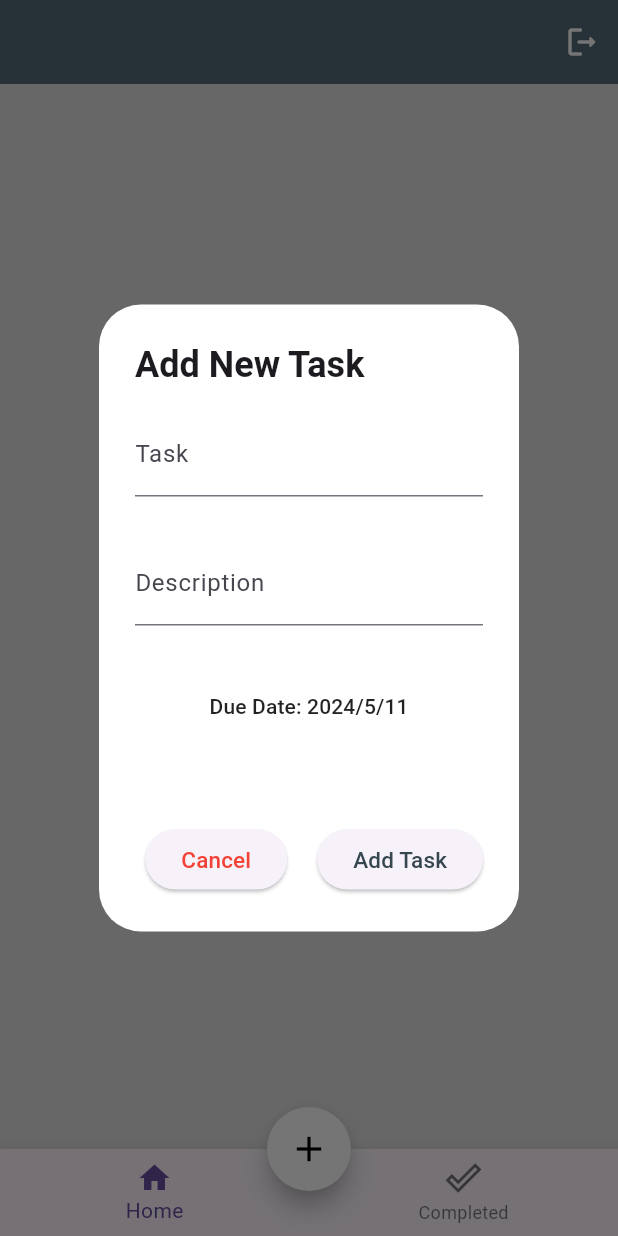
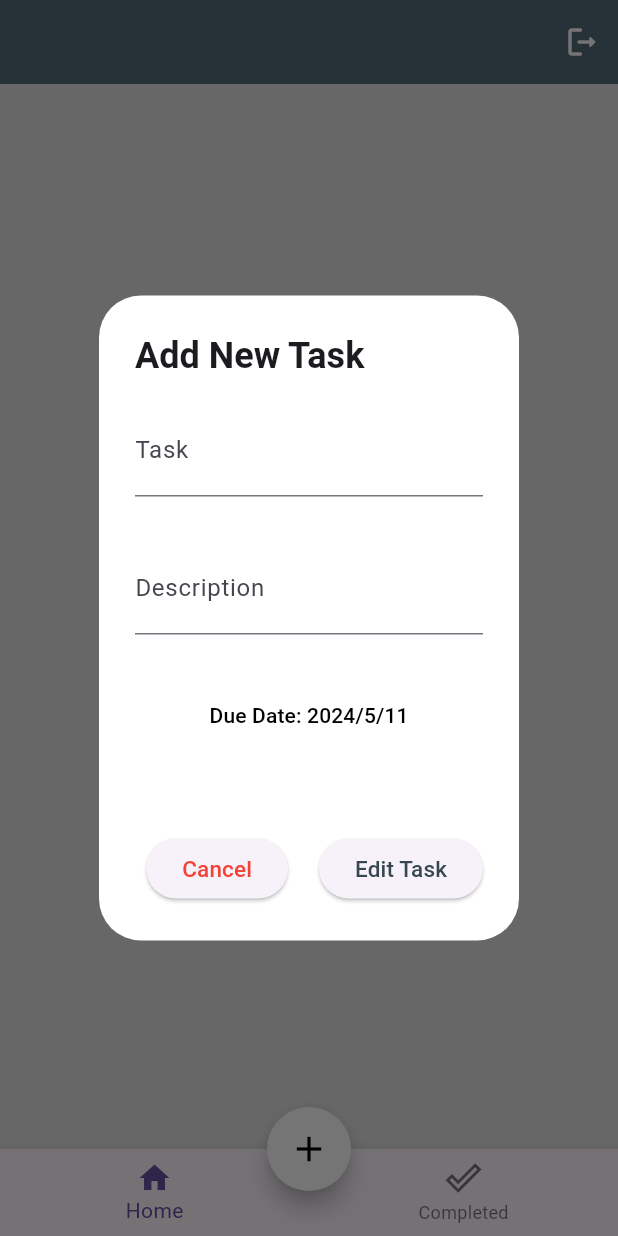
Before and after one commit to zecardoo/todo, a Flutter app: the screen it shows once a user with an empty profile is signed in, after a tap on the "add" icon, on a phone screen of 412 x 824 dp. Run offline on Flutter 3.47's test engine with Material 3 defaults, Android fonts, the phone set to English and light mode, and no system bars; our stand-ins replace cloud_firestore, firebase_auth, firebase_core, google_sign_in, logger; accounts and stored records are empty.

Commit message:
enhance the code

```diff
--- a/lib/pages/add_task_modal.dart
+++ b/lib/pages/add_task_modal.dart
@@ -60,7 +60,8 @@ class _AddNewTaskState extends State<AddNewTask> {
   Widget build(BuildContext context) {
     return AlertDialog(
       backgroundColor: Colors.white,
-      buttonPadding: const EdgeInsets.all(20),
+      buttonPadding: EdgeInsets.all(MediaQuery.of(context).size.width * 0.05),
+
 
       title: const Text(
         'Add New Task',
@@ -70,27 +71,48 @@ class _AddNewTaskState extends State<AddNewTask> {
       content: Column(
         mainAxisSize: MainAxisSize.min,
         children: [
-          TextFormField(
-            controller: taskController,
-            decoration: const InputDecoration(labelText: 'Task'),
-            onChanged: (value) {},
-            validator: (value) => value!.isEmpty ? 'Please enter some text' : null,
+          _buildTextField('Task', taskController),
+          const SizedBox(height: 30),
+          _buildTextField('Description', descriptionController),
+          const SizedBox(height: 30),
+          _buildDueDateButton(),
+          const SizedBox(height: 30),
+        ],
       ),
+      actions: [
+        _buildCancelButton(),
+        _buildEditButton(),
 
-          const SizedBox(height: 30),
+      ],
+    );
+  }
 
-          TextField(
-            controller: descriptionController,
-            decoration: const InputDecoration(labelText: 'Description'),
+  Widget _buildTextField(String labelText, TextEditingController controller) {
+    return TextField(
+      controller: controller,
+      style: TextStyle(
+        color: Colors.grey[600],
+        fontSize: 20,
       ),
+      decoration: InputDecoration(
+        labelText: labelText,
+      ),
+    );
+  }
 
-          const SizedBox(height: 30),
+  Widget _buildDueDateButton() {
+    return TextButton(
+      onPressed: _selectDate,
+      child: Text(
+        'Due Date: ${_dueDate.year}/${_dueDate.month}/${_dueDate.day}',
+        style: const TextStyle(color: Colors.black),
+      ),
+    );
+  }
 
-          TextButton(
-            onPressed: () async {
+  Future<void> _selectDate() async {
     final selectedDate = await showDatePicker(
       context: context,
-                initialDate: _dueDate,
       firstDate: DateTime.now(),
       lastDate: DateTime(2100),
     );
@@ -99,39 +121,34 @@ class _AddNewTaskState extends State<AddNewTask> {
         _dueDate = selectedDate;
       });
     }
-            },
-            child: Text(
-              'Due Date: ${_dueDate.year}/${_dueDate.month}/${_dueDate.day}',
-              style: const TextStyle(color: Colors.black87),
-            ),
-          ),
-          const SizedBox(height: 30),
-        ],
-      ),
-      actions: [
-        ElevatedButton(
+  }
+   Widget _buildCancelButton() {
+    return ElevatedButton(
       onPressed: () => Navigator.pop(context),
       child: const Text(
         'Cancel',
         style: TextStyle(color: Colors.red, fontSize: 15),
       ),
+    );
+  }
+
+  Widget _buildEditButton() {
+    return ElevatedButton(
+      onPressed: _addTask,
+      child: Text(
+        'Edit Task',
+        style: TextStyle(color: Colors.blueGrey[800], fontSize: 15),
       ),
+    );
+  }
 
-        ElevatedButton(
-          onPressed: () {
+  void _addTask() {
     if (taskController.text.isNotEmpty && descriptionController.text.isNotEmpty) {
         addTask(taskController.text, descriptionController.text, _dueDate, false);
       Navigator.pop(context);
     } else {
       // Handle case when fields are empty
     }
-          },
-          child: Text(
-            'Add Task',
-            style: TextStyle(color: Colors.blueGrey[800], fontSize: 15),
-          ),
-        ),
-      ],
-    );
   }
+
 }
```
Lines whose indentation alone changed are shown as unchanged.
